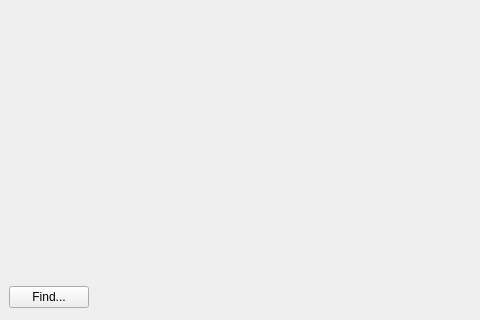
Before: the Qt Designer form src/Gui/DlgParameter.ui in berndhahnebach/All_FreeCAD, drawn with Qt 5; both pictures show x 0 to 480 and y 238 to 558 of the 657 by 558 pixel window.
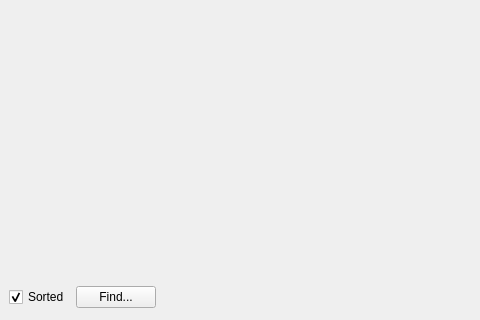
After: the same form once the commit is applied.

Commit message: Gui: also sort parameter groups in ascending order [skip ci]

What changed in the file:
```diff
--- a/src/Gui/DlgParameter.ui
+++ b/src/Gui/DlgParameter.ui
@@ -36,6 +36,16 @@
      <property name="spacing" >
       <number>6</number>
      </property>
+     <item>
+      <widget class="QCheckBox" name="checkSort" >
+       <property name="text" >
+        <string>Sorted</string>
+       </property>
+       <property name="checked" >
+        <bool>true</bool>
+       </property>
+      </widget>
+     </item>
      <item>
       <widget class="QPushButton" name="buttonFind" >
        <property name="text" >
```
The commit also changes 2 other files.
